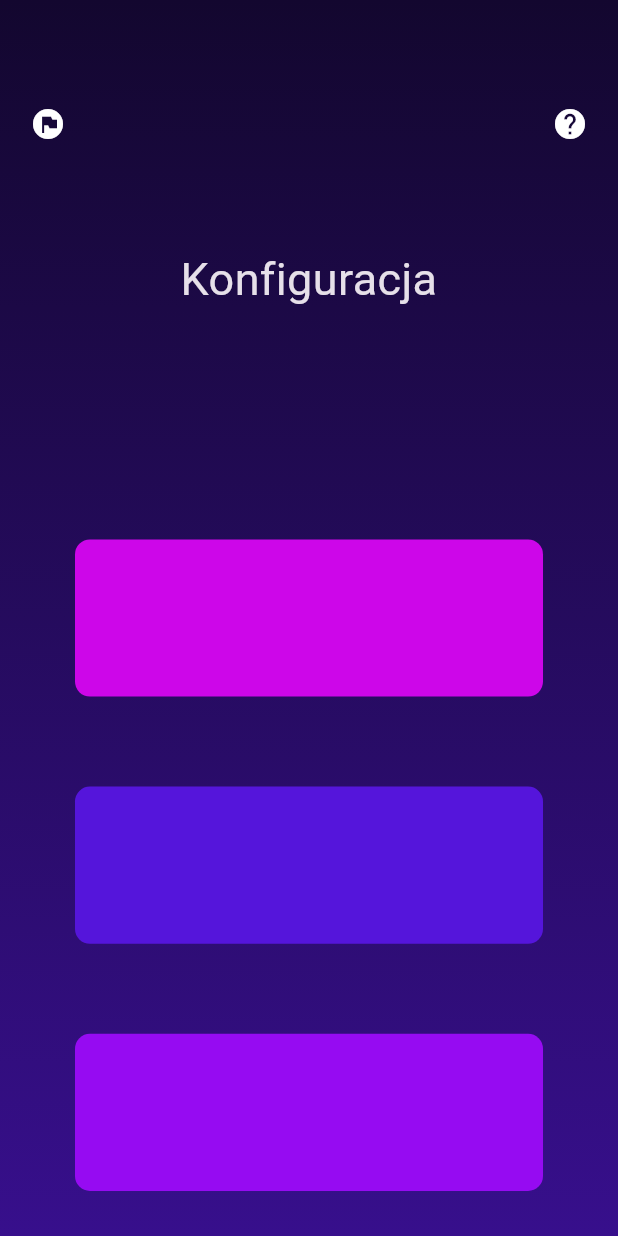
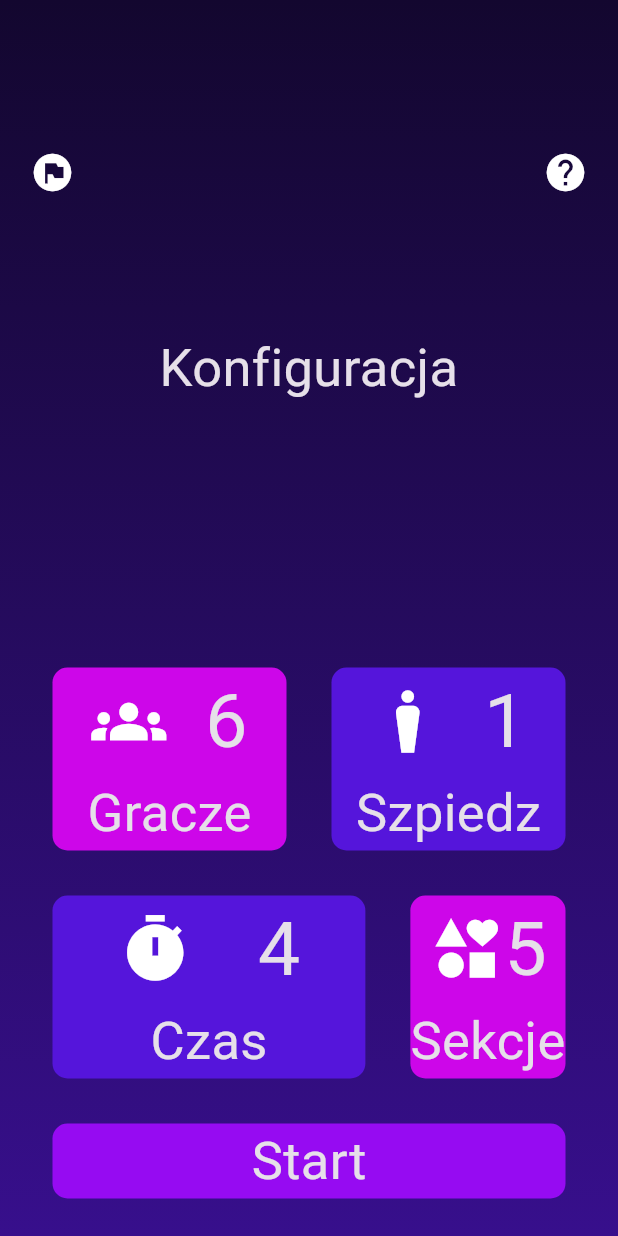
Before and after one commit to pawelmajchrzak/szpiegula_flutter, a Flutter app: the screen it shows after launch, on a phone screen of 412 x 824 dp. Run offline on Flutter 3.47's test engine with Material 3 defaults, Android fonts, the phone set to English and light mode, and no system bars.

Commit message:
create first draft to start_screen

```diff
--- a/lib/start_screen.dart
+++ b/lib/start_screen.dart
@@ -11,8 +11,8 @@ class _StartScreenState extends State<StartScreen> {
   @override
   Widget build(BuildContext context) {
     return Scaffold(
-      body: Container (
-        padding: EdgeInsets.symmetric(vertical: 0, horizontal: 20),
+      body: Container(
+        padding: EdgeInsets.symmetric(vertical: 10, horizontal: 20),
         decoration: const BoxDecoration(
           gradient: LinearGradient(
             begin: Alignment.bottomCenter,
@@ -20,54 +20,220 @@ class _StartScreenState extends State<StartScreen> {
             colors: [Color(0xFF370f8c), Color(0xFF13072f)],
           ),
         ),
-        child: Column (
-          crossAxisAlignment: CrossAxisAlignment.stretch,
+        child: Column(
           children: [
-            Expanded(
-              child: Row (
+            const Expanded(
+              child: Row(
                 mainAxisAlignment: MainAxisAlignment.spaceBetween,
                 children: [
-                  Icon(Icons.flag_circle),
-                  Icon(Icons.help),
-
+                  Icon(
+                    Icons.flag_circle,
+                    size: 30,
+                  ),
+                  Icon(
+                    Icons.help,
+                    size: 30,
+                  ),
                 ],
               ),
             ),
             Expanded(
-              child: Container (
-                child: const Text (
+              child: Container(
+                child: const Text(
                   'Konfiguracja',
                   textAlign: TextAlign.center,
                   style: TextStyle(
-                    fontSize: 30,
+                    fontSize: 35,
+                  ),
+                ),
+              ),
+            ),
+            Row(
+              children: [
+                Expanded(
+                  child: GestureDetector(
+                    onTap: () {
+                      print('click');
+                      //onPress();
+                    },
+                    child: Container(
+                      margin: EdgeInsets.all(15),
+                      decoration: BoxDecoration(
+                        color: Color(0xFFcd06e9),
+                        borderRadius: BorderRadius.circular(10.0),
+                      ),
+                      child: const Column(
+                        children: [
+                          Row(
+                            mainAxisAlignment: MainAxisAlignment.spaceEvenly,
+                            children: [
+                              Icon(
+                                Icons.groups,
+                                size: 50,
+                              ),
+                              Text(
+                                '6',
+                                style: TextStyle(
+                                  fontSize: 50,
+                                ),
+                              ),
+                            ],
+                          ),
+                          Text(
+                            'Gracze',
+                            style: TextStyle(
+                              fontSize: 35,
+                            ),
+                          ),
+                        ],
                       ),
                     ),
                   ),
                 ),
                 Expanded(
-              child: Container (
-                margin: EdgeInsets.all(30),
+                  child: GestureDetector(
+                    onTap: () {
+                      print('click');
+                      //onPress();
+                    },
+                    child: Container(
+                      margin: EdgeInsets.all(15),
+                      decoration: BoxDecoration(
+                        color: Color(0xFF5515db),
+                        borderRadius: BorderRadius.circular(10.0),
+                      ),
+                      child: const Column(
+                        children: [
+                          Row(
+                            mainAxisAlignment: MainAxisAlignment.spaceEvenly,
+                            children: [
+                              Icon(
+                                Icons.man_4,
+                                size: 50,
+                              ),
+                              Text(
+                                '1',
+                                style: TextStyle(
+                                  fontSize: 50,
+                                ),
+                              ),
+                            ],
+                          ),
+                          Text(
+                            'Szpiedz',
+                            style: TextStyle(
+                              fontSize: 35,
+                            ),
+                          ),
+                        ],
+                      ),
+                    ),
+                  ),
+                ),
+              ],
+            ),
+            Row(
+              children: [
+                Expanded(
+                  child: GestureDetector(
+                    onTap: () {
+                      print('click');
+                      //onPress();
+                    },
+                    child: Container(
+                      margin: EdgeInsets.all(15),
+                      decoration: BoxDecoration(
+                        color: Color(0xFF5515db),
+                        borderRadius: BorderRadius.circular(10.0),
+                      ),
+                      child: const Column(
+                        children: [
+                          Row(
+                            mainAxisAlignment: MainAxisAlignment.spaceEvenly,
+                            children: [
+                              Icon(
+                                Icons.timer,
+                                size: 50,
+                              ),
+                              Text(
+                                '4',
+                                style: TextStyle(
+                                  fontSize: 50,
+                                ),
+                              ),
+                            ],
+                          ),
+                          Text(
+                            'Czas',
+                            style: TextStyle(
+                              fontSize: 35,
+                            ),
+                          ),
+                        ],
+                      ),
+                    ),
+                  ),
+                ),
+                GestureDetector(
+                  onTap: () {
+                    print('click');
+                    //onPress();
+                  },
+                  child: Container(
+                    margin: EdgeInsets.all(15),
                     decoration: BoxDecoration(
                       color: Color(0xFFcd06e9),
                       borderRadius: BorderRadius.circular(10.0),
                     ),
+                    child: const Column(
+                      children: [
+                        Row(
+                          mainAxisAlignment: MainAxisAlignment.spaceEvenly,
+                          children: [
+                            Icon(
+                              Icons.interests,
+                              size: 50,
+                            ),
+                            Text(
+                              '5',
+                              style: TextStyle(
+                                fontSize: 50,
                               ),
                             ),
-            Expanded(
-              child: Container (
-                margin: EdgeInsets.all(30),
-                decoration: BoxDecoration(
-                  color: Color(0xFF5515db),
-                  borderRadius: BorderRadius.circular(10.0),
+                          ],
+                        ),
+                        Text(
+                          'Sekcje',
+                          style: TextStyle(
+                            fontSize: 35,
+                          ),
+                        ),
+                      ],
                     ),
                   ),
                 ),
-            Expanded(
-              child: Container (
-                margin: EdgeInsets.all(30),
+              ],
+            ),
+            Container(
+              margin: EdgeInsets.all(15),
               decoration: BoxDecoration(
                 color: Color(0xFF960bf2),
                 borderRadius: BorderRadius.circular(10.0),
+              ),
+              child: Expanded(
+                child: GestureDetector(
+                  onTap: () {
+                    print('click');
+                    //onPress();
+                  },
+                  child:  Center(
+                    child: const Text(
+                        'Start',
+                        style: TextStyle(
+                          fontSize: 35,
+                        ),
+                      ),
+                  ),
                   ),
                 ),
               ),
```
Lines whose indentation alone changed are shown as unchanged.
